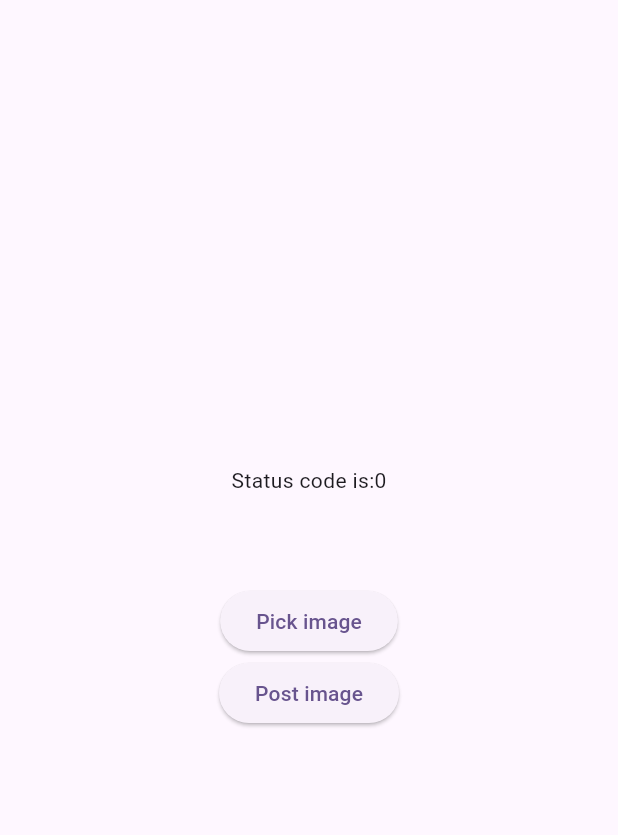
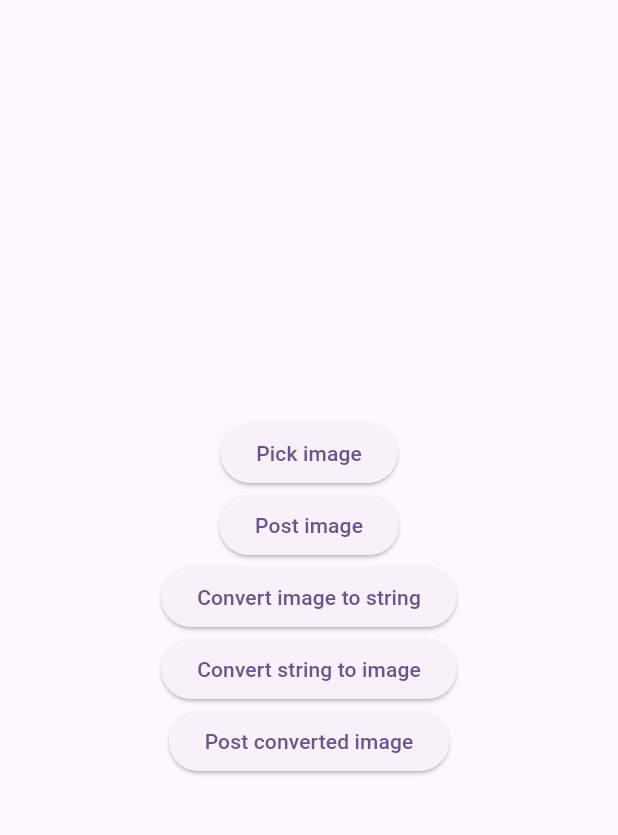
Before and after one commit to Sayfulloh1/post_request_image, a Flutter app: the screen it shows after launch, on a phone screen of 412 x 824 dp, the part 63-898 px from its top. Run offline on Flutter 3.47's test engine with Material 3 defaults, Android fonts, the phone set to English and light mode, and no system bars; our stand-ins replace image_picker.

Commit message:
added all functionalities

```diff
--- a/lib/views/home_page.dart
+++ b/lib/views/home_page.dart
@@ -1,9 +1,12 @@
 import 'dart:io';
+import 'dart:typed_data';
+import 'dart:convert';
+import 'dart:ui' as ui;
+import 'package:path_provider/path_provider.dart';
 
 import 'package:flutter/material.dart';
 import 'package:image_picker/image_picker.dart';
 import 'package:http/http.dart' as http;
-
 
 class HomePage extends StatefulWidget {
   const HomePage({Key? key}) : super(key: key);
@@ -13,40 +16,96 @@ class HomePage extends StatefulWidget {
 }
 
 class _HomePageState extends State<HomePage> {
-
   String imagePath = '';
+  ui.Image? image;
+  ByteData? imageBytes;
   bool isChoose = false;
   bool isOK = false;
   int statuscode = 0;
-  final url = 'https://api.online-ijara.uz/web/v1/public/files/upload/category/photos';
+  XFile? file ;
+  String encodedString = '';
+
+  final url =
+      'https://api.online-ijara.uz/web/v1/public/files/upload/category/photos';
+
+  pickImage() async {
+    final ImagePicker imagepicker = ImagePicker();
+    var pickedFile = await imagepicker.pickImage(source: ImageSource.gallery);
+
+
+    if (pickedFile == null) {
+      pickImage();
+    }
+
+    print('image picked');
+    setState(() {
+      imagePath = pickedFile!.path;
+      file = pickedFile;
+    });
+    return imagePath;
+  }
+
+   imageToBase64String(XFile file) async {
+    String imagePath = file.path;
+    File imageFile = File(imagePath);
+    Uint8List imageBytes = await imageFile.readAsBytes();
+    String base64String = base64.encode(imageBytes);
+    print('image encoded to string');
+    print(base64String);
+    setState(() {
+      encodedString = base64String;
+    });
+
+  }
 
 
 
-  pickImage()async{
-    final ImagePicker imagepicker = ImagePicker();
-    var pickedFile = await imagepicker.pickImage(source: ImageSource.gallery);
-    if(pickedFile!=null){
-      imagePath = pickedFile.path;
+ base64StringToImage(String base64String) async {
+    try {
+      final bytes = base64Decode(base64String);
+      final codec = await ui.instantiateImageCodec(bytes);
+      final frameInfo = await codec.getNextFrame();
+      print('string converted to image');
       setState(() {
-        isChoose = true;
+        image =  frameInfo.image;
       });
+
+
+    } catch (error) {
+      print('Error converting base64 string to image: $error');
+      return null;
     }
+  }
+  sendConvertedImageToServer(String url, ByteData imageBytes)async{
+    final url = 'https://your-server/upload-image';
 
+    final request = http.MultipartRequest('POST', Uri.parse(url));
+    request.fields['description'] = 'My awesome image'; // Optional additional fields
+
+    request.files.add(
+      http.MultipartFile.fromBytes(
+        'image',
+        imageBytes.buffer.asUint8List(),
+        // Replace with actual image type
+      ),
+    );
+
+    final response = await request.send();
+    print(response.statusCode);
   }
-  sendImageToServer(String url, String imagePath)async{
+
+
+  sendImageToServer(String url, String imagePath) async {
     final imageFile = File(imagePath);
 
     final request = http.MultipartRequest('POST', Uri.parse(url));
 
-
-    final imageMultipartFile = await http.MultipartFile.fromPath('file', imagePath);
+    final imageMultipartFile =
+        await http.MultipartFile.fromPath('file', imagePath);
     request.files.add(imageMultipartFile);
 
-
-
-
     final response = await request.send();
-    if(response.statusCode==200){
+    if (response.statusCode == 200) {
       setState(() {
         isOK = true;
       });
@@ -54,13 +113,11 @@ class _HomePageState extends State<HomePage> {
     }
 
     print('${response.statusCode}');
-
   }
-
-
 
   @override
   Widget build(BuildContext context) {
+
 
     return Scaffold(
       appBar: AppBar(
@@ -71,26 +128,25 @@ class _HomePageState extends State<HomePage> {
           mainAxisAlignment: MainAxisAlignment.center,
           crossAxisAlignment: CrossAxisAlignment.center,
           children: [
-            isOK?Text('Image send succesfully, status code 200'):Text('Status code is:$statuscode'),
-            SizedBox(height: 30),
-            isChoose?Container(
-              width: 200,
-              height: 100,
-              child: Image.file(File(imagePath),fit: BoxFit.cover,),
-            ):Container(),
-            SizedBox(height: 30),
-            ElevatedButton(
-              onPressed: ()async{
-                pickImage();
-              },
-              child: Text('Pick image'),
-            ),
-            ElevatedButton(
-              onPressed: ()async{
-                sendImageToServer(url, imagePath);
-              },
-              child: Text('Post image'),
-            ),
+            ElevatedButton(onPressed: ()async{
+              imagePath = pickImage();
+            }, child: Text('Pick image')),
+            ElevatedButton(onPressed: (){
+              sendImageToServer(url, imagePath);
+              print(imagePath);
+            }, child: Text('Post image')),
+            ElevatedButton(onPressed: (){
+            imageToBase64String(file!);
+            }, child: Text('Convert image to string')),
+            ElevatedButton(onPressed: ()async{
+              base64StringToImage(encodedString);
+               imageBytes =await  image?.toByteData(format: ui.ImageByteFormat.png);
+
+
+            }, child: Text('Convert string to image')),
+            ElevatedButton(onPressed: ()async{
+             await  sendConvertedImageToServer(url, imageBytes!);
+            }, child: Text('Post converted image')),
           ],
         ),
       ),
--- a/pubspec.yaml
+++ b/pubspec.yaml
@@ -48,6 +48,7 @@ dev_dependencies:
   flutter_lints: ^2.0.0
   image_picker:
   http:
+  path_provider:
 
 
 # For information on the generic Dart part of this file, see the
```
Also changed, not shown: pubspec.lock, 1 other file.
